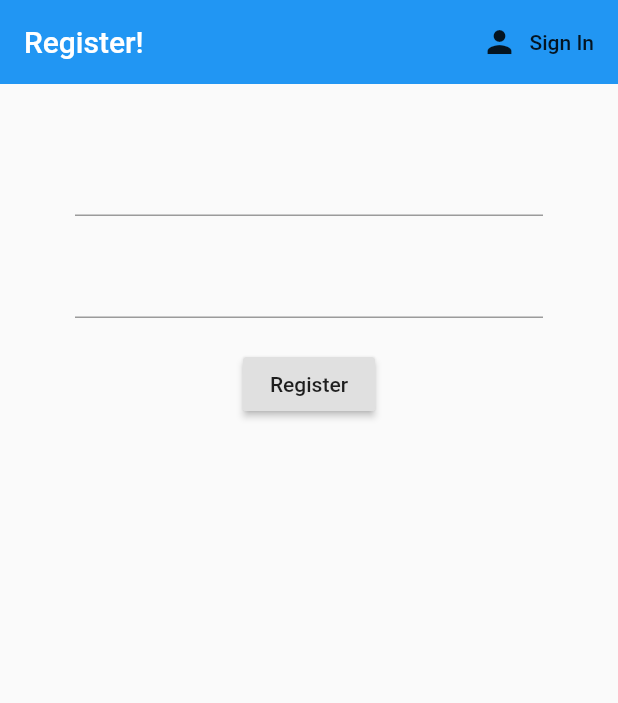
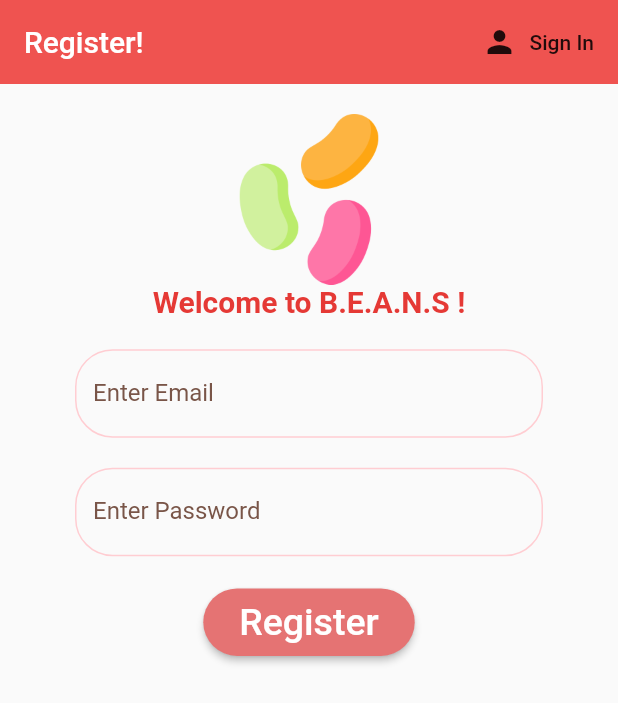
Before and after one commit to RohanGautam/beanSafetyApp, a Flutter app: the screen it shows after launch, after a tap on "Sign In", after a tap on "Register", on a phone screen of 412 x 824 dp. Shown: the top 703 px of the screen. Run offline on Flutter 3.47's test engine with Material 2 defaults, Android fonts, the phone set to English and light mode, and no system bars; our stand-ins replace cloud_firestore, cloud_functions, firebase_auth, firebase_messaging, flutter_local_notifications, flutter_spinkit and 4 more; missing offline and left inert: background_fetch, flutter_polyline_points, google_map_polyline, google_map_polyutil, google_maps_webservice, preferences; accounts and stored records are empty.

Commit message:
UI overhaul of sign in and registration pages

```diff
--- a/lib/screens/authenticate/register.dart
+++ b/lib/screens/authenticate/register.dart
@@ -1,5 +1,6 @@
 import 'package:firebase_tutorial/services/auth.dart';
 import 'package:firebase_tutorial/shared/loading.dart';
+import 'package:firebase_tutorial/shared/authTextfeildDecoration.dart';
 import 'package:flutter/material.dart';
 
 class Register extends StatefulWidget {
@@ -18,13 +19,16 @@ class _RegisterState extends State<Register> {
   // text field state
   String email = "";
   String password = "";
-  String registerError="";
+  String registerError = "";
 
   @override
   Widget build(BuildContext context) {
-    return loading ? Loading() : Scaffold(
+    return loading
+        ? Loading()
+        : Scaffold(
             appBar: AppBar(
               elevation: 0.0,
+              backgroundColor: Colors.red[400],
               title: Text("Register!"),
               actions: <Widget>[
                 FlatButton.icon(
@@ -39,12 +43,25 @@ class _RegisterState extends State<Register> {
             body: Container(
               padding: EdgeInsets.symmetric(vertical: 20, horizontal: 50),
               child: Form(
-          key: _formKey, //associate a global key with our form (to track it for validation)
+                key:
+                    _formKey, //associate a global key with our form (to track it for validation)
+                child: SingleChildScrollView(
                   child: Column(
                     children: <Widget>[
+                      Image.asset(
+                        'assets/jelly_beans.png',
+                        scale: 4.5,
+                      ),
+                      Text(
+                        'Welcome to B.E.A.N.S !',
+                        style: TextStyle(
+                            fontSize: 20.0,
+                            fontWeight: FontWeight.bold,
+                            color: Colors.red[600]),
+                      ),
                       SizedBox(height: 20),
                       TextFormField(
-                validator: (val){
+                        validator: (val) {
                           // null if valid, helper text if invalid
                           return val.isEmpty ? "Enter email" : null;
                         },
@@ -53,12 +70,15 @@ class _RegisterState extends State<Register> {
                             email = val;
                           });
                         },
+                        decoration: textInputDecoration("Enter Email"),
                       ),
                       SizedBox(height: 20),
                       TextFormField(
-                validator: (val){
+                        validator: (val) {
                           // null if valid, helper text if invalid
-                  return val.length<6 ? "Enter password atleast 6 characters long" : null;
+                          return val.length < 6
+                              ? "Enter password atleast 6 characters long"
+                              : null;
                         },
                         onChanged: (val) {
                           setState(() {
@@ -66,20 +86,29 @@ class _RegisterState extends State<Register> {
                           });
                         },
                         obscureText: true,
+                        decoration: textInputDecoration("Enter Password"),
                       ),
                       SizedBox(height: 20),
                       RaisedButton(
-                child: Text("Register"),
+                        child: Padding(
+                          padding: const EdgeInsets.all(8.0),
+                          child: Text("Register",style: TextStyle(fontSize: 25, color: Colors.white)),
+                        ),
+                        color: Colors.red[300],
+                        shape: new RoundedRectangleBorder(
+                          borderRadius: BorderRadius.circular(50.0),
+                        ),
                         onPressed: () async {
                           //register with email and pw
                           // validate : runs validators we defined for each form field
-                  if(_formKey.currentState.validate()){
+                          if (_formKey.currentState.validate()) {
                             // show loading before await.
                             setState(() {
                               loading = true;
                             });
-                    var result = await _auth.registerEmailAndPassword(email, password);
-                    if(result==null){
+                            var result = await _auth.registerEmailAndPassword(
+                                email, password);
+                            if (result == null) {
                               setState(() {
                                 registerError = "Invalid email supplied";
                                 loading = false;
@@ -91,10 +120,15 @@ class _RegisterState extends State<Register> {
                           }
                         },
                       ),
-              SizedBox(height: 12,),
-              Text(registerError, style: TextStyle(color: Colors.red),)
-
+                      SizedBox(
+                        height: 12,
+                      ),
+                      Text(
+                        registerError,
+                        style: TextStyle(color: Colors.red),
+                      )
                     ],
+                  ),
                 ),
               ),
             ),
--- a/lib/screens/authenticate/sign_in.dart
+++ b/lib/screens/authenticate/sign_in.dart
@@ -1,5 +1,7 @@
 import 'package:firebase_tutorial/services/auth.dart';
 import 'package:firebase_tutorial/shared/loading.dart';
+import 'package:firebase_tutorial/shared/authTextfeildDecoration.dart';
+
 import 'package:flutter/material.dart';
 
 class SignIn extends StatefulWidget {
@@ -19,14 +21,17 @@ class _SignInState extends State<SignIn> {
   // text field state
   String email = "";
   String password = "";
-  String registerError="";
+  String registerError = "";
 
   @override
   Widget build(BuildContext context) {
-    return loading ? Loading() : Scaffold(
+    return loading
+        ? Loading()
+        : Scaffold(
             appBar: AppBar(
               elevation: 0.0,
               title: Text("Sign in!"),
+              backgroundColor: Colors.red[400],
               actions: <Widget>[
                 FlatButton.icon(
                   onPressed: () {
@@ -41,11 +46,23 @@ class _SignInState extends State<SignIn> {
               padding: EdgeInsets.symmetric(vertical: 20, horizontal: 50),
               child: Form(
                 key: _formKey,
+                child: SingleChildScrollView(
                   child: Column(
                     children: <Widget>[
+                      Image.asset(
+                        'assets/jelly_beans.png',
+                        scale: 4.5,
+                      ),
+                      Text(
+                        'Welcome back to B.E.A.N.S !',
+                        style: TextStyle(
+                            fontSize: 20.0,
+                            fontWeight: FontWeight.bold,
+                            color: Colors.red[600]),
+                      ),
                       SizedBox(height: 20),
                       TextFormField(
-                validator: (val){
+                        validator: (val) {
                           // null if valid, helper text if invalid
                           return val.isEmpty ? "Enter email" : null;
                         },
@@ -54,51 +71,89 @@ class _SignInState extends State<SignIn> {
                             email = val;
                           });
                         },
+                        decoration: textInputDecoration("Enter Email"),
                       ),
                       SizedBox(height: 20),
                       TextFormField(
-                validator: (val){
+                        validator: (val) {
                           // null if valid, helper text if invalid
-                  return val.length<6 ? "Enter password atleast 6 characters long" : null;
+                          return val.length < 6
+                              ? "Enter password atleast 6 characters long"
+                              : null;
                         },
                         onChanged: (val) {
                           setState(() {
                             password = val;
                           });
                         },
+                        decoration: textInputDecoration("Enter Password"),
                         obscureText: true,
                       ),
                       SizedBox(height: 20),
                       RaisedButton(
-                child: Text("Sign In"),
+                        child: Padding(
+                          padding: const EdgeInsets.all(8.0),
+                          child: Text("Sign In",style: TextStyle(fontSize: 25, color: Colors.white)),
+                        ),
+                        color: Colors.red[300],
+                        shape: new RoundedRectangleBorder(
+                          borderRadius: BorderRadius.circular(50.0),
+                        ),
                         onPressed: () async {
                           //login with email and pw
-                  if(_formKey.currentState.validate()){
+                          if (_formKey.currentState.validate()) {
                             // show loading before await.
                             setState(() {
                               loading = true;
                             });
-                    var result = await _auth.signInEmailAndPassword(email, password);
-                    if(result==null){
+                            var result = await _auth.signInEmailAndPassword(
+                                email, password);
+                            if (result == null) {
                               setState(() {
-                        registerError = "Could not sign in with given credentials";
-                        loading=false;
+                                registerError =
+                                    "Could not sign in with given credentials";
+                                loading = false;
                               });
-                    }
-                    else{
+                            } else {
                               setState(() {
-                        registerError="";
+                                registerError = "";
                               });
                             }
                           }
                         },
                       ),
-              SizedBox(height: 12,),
-              Text(registerError, style: TextStyle(color: Colors.red),)
+                      SizedBox(
+                        height: 12,
+                      ),
+                      Text(
+                        registerError,
+                        style: TextStyle(color: Colors.red),
+                      )
                     ],
+                  ),
                 ),
               ),
             ),
           );
   }
+
+  // textInputDecoration(String text) {
+  //   return InputDecoration(
+  //     labelText: text,
+  //     labelStyle: TextStyle(color: Colors.brown),
+  //     // fillColor: Colors.white,
+  //     focusedBorder: OutlineInputBorder(
+  //       borderRadius: BorderRadius.circular(25.0),
+  //       borderSide: BorderSide(color: Colors.deepOrange),
+  //     ),
+  //     enabledBorder: OutlineInputBorder(
+  //       borderRadius: BorderRadius.circular(25.0),
+  //       borderSide: BorderSide(color: Colors.red[100]),
+  //     ),
+  //     border: OutlineInputBorder(
+  //       borderRadius: BorderRadius.circular(25.0),
+  //       borderSide: BorderSide(color: Colors.red[100]),
+  //     ),
+  //   );
+  // }
 }
--- /dev/null
+++ b/lib/shared/authTextfeildDecoration.dart
@@ -0,0 +1,21 @@
+import 'package:flutter/material.dart';
+
+textInputDecoration(String text) {
+  return InputDecoration(
+    labelText: text,
+    labelStyle: TextStyle(color: Colors.brown),
+    // fillColor: Colors.white,
+    focusedBorder: OutlineInputBorder(
+      borderRadius: BorderRadius.circular(25.0),
+      borderSide: BorderSide(color: Colors.deepOrange),
+    ),
+    enabledBorder: OutlineInputBorder(
+      borderRadius: BorderRadius.circular(25.0),
+      borderSide: BorderSide(color: Colors.red[100]),
+    ),
+    border: OutlineInputBorder(
+      borderRadius: BorderRadius.circular(25.0),
+      borderSide: BorderSide(color: Colors.red[100]),
+    ),
+  );
+}
```
Also changed, not shown: 1 other file. Lines whose indentation alone changed are shown as unchanged.
